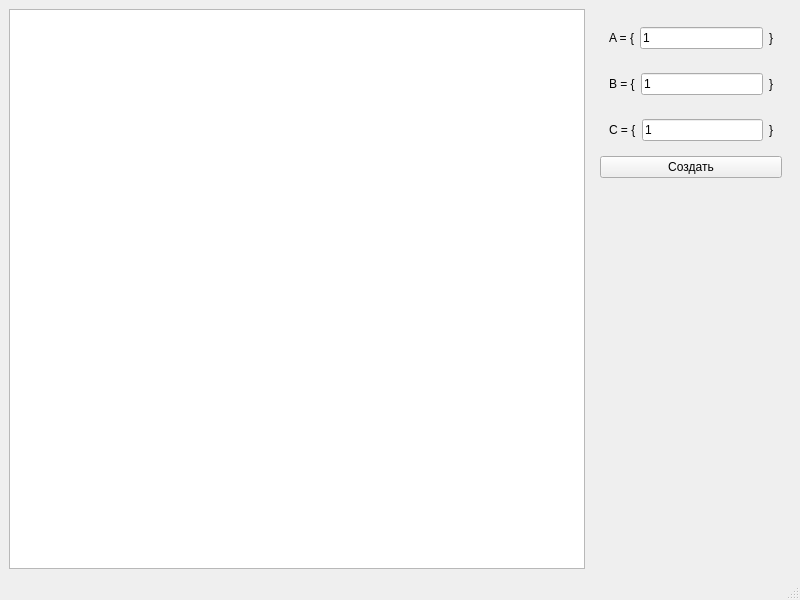
Before: the Qt Designer form mainwindow.ui in baseoleph/euler_diagram, drawn with Qt 5.
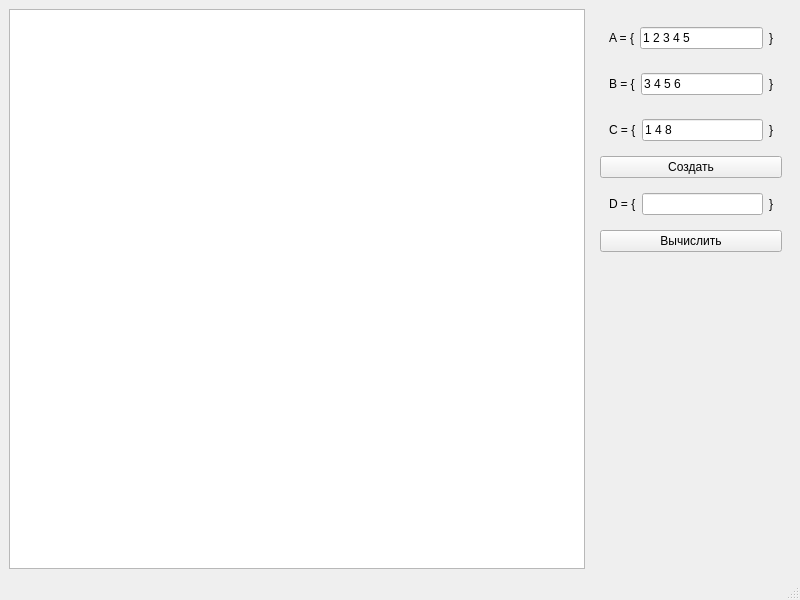
After: the same form once the commit is applied.

Commit message: 521 create isStringCorrect

```diff
--- a/mainwindow.ui
+++ b/mainwindow.ui
@@ -14,7 +14,7 @@
    <string>MainWindow</string>
   </property>
   <widget class="QWidget" name="centralwidget">
-   <layout class="QHBoxLayout" name="horizontalLayout_4">
+   <layout class="QHBoxLayout" name="horizontalLayout_5">
     <item>
      <widget class="QGraphicsView" name="graphicsView"/>
     </item>
@@ -40,7 +40,7 @@
           <item>
            <widget class="QLineEdit" name="lineEdit_a">
             <property name="text">
-             <string>1</string>
+             <string>1 2 3 4 5</string>
             </property>
            </widget>
           </item>
@@ -67,7 +67,7 @@
           <item>
            <widget class="QLineEdit" name="lineEdit_b">
             <property name="text">
-             <string>1</string>
+             <string>3 4 5 6</string>
             </property>
            </widget>
           </item>
@@ -94,7 +94,7 @@
           <item>
            <widget class="QLineEdit" name="lineEdit_c">
             <property name="text">
-             <string>1</string>
+             <string>1 4 8</string>
             </property>
            </widget>
           </item>
@@ -115,6 +115,40 @@
          </property>
         </widget>
        </item>
+       <item>
+        <widget class="QWidget" name="widget_5" native="true">
+         <layout class="QHBoxLayout" name="horizontalLayout_4">
+          <item>
+           <widget class="QLabel" name="label_7">
+            <property name="text">
+             <string>D = {</string>
+            </property>
+           </widget>
+          </item>
+          <item>
+           <widget class="QLineEdit" name="lineEdit_d">
+            <property name="text">
+             <string/>
+            </property>
+           </widget>
+          </item>
+          <item>
+           <widget class="QLabel" name="label_8">
+            <property name="text">
+             <string>}</string>
+            </property>
+           </widget>
+          </item>
+         </layout>
+        </widget>
+       </item>
+       <item>
+        <widget class="QPushButton" name="pushButton_calc">
+         <property name="text">
+          <string>Вычислить</string>
+         </property>
+        </widget>
+       </item>
        <item>
         <spacer name="verticalSpacer">
          <property name="orientation">
```
The commit also changes 2 other files.
